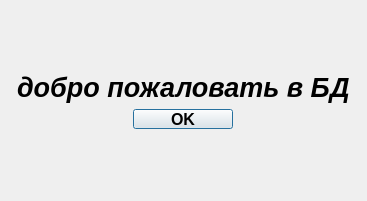
Qt form Qt_Designer/dialog.ui (igreemi/QT_REPO) before a commit.
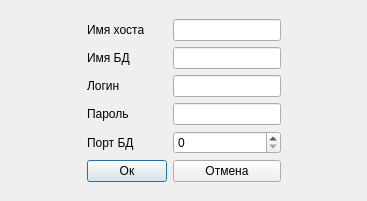
The same form after that commit.

The edit to the form file:
```diff
--- a/Qt_Designer/dialog.ui
+++ b/Qt_Designer/dialog.ui
@@ -13,52 +13,104 @@
   <property name="windowTitle">
    <string>Dialog</string>
   </property>
-  <layout class="QGridLayout" name="gridLayout_3">
+  <layout class="QGridLayout" name="gridLayout">
    <item row="1" column="1">
-    <layout class="QGridLayout" name="gridLayout_2">
+    <layout class="QFormLayout" name="formLayout_2">
      <item row="0" column="0">
-      <widget class="QLabel" name="lb_msg">
-       <property name="font">
-        <font>
-         <pointsize>20</pointsize>
-         <italic>true</italic>
-         <bold>true</bold>
-        </font>
+      <widget class="QLabel" name="lb_hostName">
+       <property name="text">
+        <string>Имя хоста</string>
        </property>
+       <property name="buddy">
+        <cstring>le_hostName</cstring>
+       </property>
+      </widget>
+     </item>
+     <item row="0" column="1">
+      <widget class="QLineEdit" name="le_hostName"/>
+     </item>
+     <item row="1" column="0">
+      <widget class="QLabel" name="lb_dbName">
        <property name="text">
-        <string>добро пожаловать в БД</string>
+        <string>Имя БД</string>
+       </property>
+       <property name="buddy">
+        <cstring>le_dbName</cstring>
+       </property>
+      </widget>
+     </item>
+     <item row="1" column="1">
+      <widget class="QLineEdit" name="le_dbName"/>
+     </item>
+     <item row="2" column="0">
+      <widget class="QLabel" name="lb_login">
+       <property name="text">
+        <string>Логин</string>
+       </property>
+       <property name="buddy">
+        <cstring>le_login</cstring>
+       </property>
+      </widget>
+     </item>
+     <item row="2" column="1">
+      <widget class="QLineEdit" name="le_login"/>
+     </item>
+     <item row="3" column="0">
+      <widget class="QLabel" name="lb_pass">
+       <property name="text">
+        <string>Пароль</string>
+       </property>
+       <property name="buddy">
+        <cstring>le_pass</cstring>
+       </property>
+      </widget>
+     </item>
+     <item row="3" column="1">
+      <widget class="QLineEdit" name="le_pass"/>
+     </item>
+     <item row="4" column="0">
+      <widget class="QLabel" name="lb_potrDb">
+       <property name="text">
+        <string>Порт БД</string>
+       </property>
+       <property name="buddy">
+        <cstring>sb_portDb</cstring>
+       </property>
+      </widget>
+     </item>
+     <item row="4" column="1">
+      <widget class="QSpinBox" name="sb_portDb"/>
+     </item>
+     <item row="5" column="0">
+      <widget class="QPushButton" name="pb_ok">
+       <property name="text">
+        <string>Oк</string>
+       </property>
+      </widget>
+     </item>
+     <item row="5" column="1">
+      <widget class="QPushButton" name="pb_cancel">
+       <property name="text">
+        <string>Отмена</string>
        </property>
       </widget>
      </item>
     </layout>
    </item>
    <item row="2" column="1">
-    <layout class="QGridLayout" name="gridLayout">
-     <item row="0" column="0">
-      <widget class="QPushButton" name="pb_okMsg">
-       <property name="maximumSize">
-        <size>
-         <width>100</width>
-         <height>20</height>
-        </size>
-       </property>
-       <property name="font">
-        <font>
-         <pointsize>12</pointsize>
-         <bold>true</bold>
-        </font>
-       </property>
-       <property name="layoutDirection">
-        <enum>Qt::LeftToRight</enum>
-       </property>
-       <property name="text">
-        <string>OK</string>
-       </property>
-      </widget>
-     </item>
-    </layout>
+    <spacer name="verticalSpacer">
+     <property name="orientation">
+      <enum>Qt::Vertical</enum>
+     </property>
+     <property name="sizeHint" stdset="0">
+      <size>
+       <width>20</width>
+       <height>40</height>
+      </size>
+     </property>
+    </spacer>
    </item>
-   <item row="1" column="0" rowspan="2">
+   <item row="1" column="0">
     <spacer name="horizontalSpacer">
      <property name="orientation">
       <enum>Qt::Horizontal</enum>
@@ -71,7 +123,7 @@
      </property>
     </spacer>
    </item>
-   <item row="1" column="2" rowspan="2">
+   <item row="1" column="2">
     <spacer name="horizontalSpacer_2">
      <property name="orientation">
       <enum>Qt::Horizontal</enum>
@@ -84,19 +136,6 @@
      </property>
     </spacer>
    </item>
-   <item row="3" column="1">
-    <spacer name="verticalSpacer">
-     <property name="orientation">
-      <enum>Qt::Vertical</enum>
-     </property>
-     <property name="sizeHint" stdset="0">
-      <size>
-       <width>20</width>
-       <height>40</height>
-      </size>
-     </property>
-    </spacer>
-   </item>
    <item row="0" column="1">
     <spacer name="verticalSpacer_2">
      <property name="orientation">
```
Left out of the diff: 22 changed lines with no effect on the pictures.
